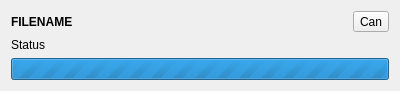
Qt form browser/widgets/downloads/downloadspopoveritem.ui (vicr123/theweb) before a commit.
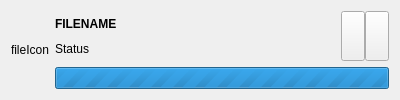
The same form after that commit. Icons and pictures are not drawn.

```diff
--- a/browser/widgets/downloads/downloadspopoveritem.ui
+++ b/browser/widgets/downloads/downloadspopoveritem.ui
@@ -7,7 +7,7 @@
     <x>0</x>
     <y>0</y>
     <width>400</width>
-    <height>88</height>
+    <height>100</height>
    </rect>
   </property>
   <property name="windowTitle">
@@ -17,39 +17,92 @@
    <bool>true</bool>
   </property>
   <layout class="QHBoxLayout" name="horizontalLayout">
+   <item>
+    <widget class="QLabel" name="fileIcon">
+     <property name="text">
+      <string notr="true">fileIcon</string>
+     </property>
+    </widget>
+   </item>
    <item>
     <layout class="QVBoxLayout" name="verticalLayout_2">
      <item>
       <layout class="QHBoxLayout" name="horizontalLayout_2">
+       <property name="spacing">
+        <number>0</number>
+       </property>
        <item>
-        <widget class="QLabel" name="filenameLabel">
-         <property name="font">
-          <font>
-           <weight>75</weight>
-           <bold>true</bold>
-          </font>
+        <layout class="QVBoxLayout" name="verticalLayout">
+         <item>
+          <widget class="QLabel" name="filenameLabel">
+           <property name="sizePolicy">
+            <sizepolicy hsizetype="Expanding" vsizetype="Preferred">
+             <horstretch>0</horstretch>
+             <verstretch>0</verstretch>
+            </sizepolicy>
+           </property>
+           <property name="font">
+            <font>
+             <weight>75</weight>
+             <bold>true</bold>
+            </font>
+           </property>
+           <property name="text">
+            <string notr="true">FILENAME</string>
+           </property>
+          </widget>
+         </item>
+         <item>
+          <widget class="QLabel" name="statusLabel">
+           <property name="sizePolicy">
+            <sizepolicy hsizetype="Expanding" vsizetype="Preferred">
+             <horstretch>0</horstretch>
+             <verstretch>0</verstretch>
+            </sizepolicy>
+           </property>
+           <property name="text">
+            <string notr="true">Status</string>
+           </property>
+          </widget>
+         </item>
+        </layout>
+       </item>
+       <item>
+        <widget class="QToolButton" name="pauseButton">
+         <property name="sizePolicy">
+          <sizepolicy hsizetype="Fixed" vsizetype="Preferred">
+           <horstretch>0</horstretch>
+           <verstretch>0</verstretch>
+          </sizepolicy>
          </property>
          <property name="text">
-          <string notr="true">FILENAME</string>
+          <string/>
+         </property>
+         <property name="icon">
+          <iconset theme="media-playback-pause" resource="../../resources.qrc">
+           <normaloff>:/icons/media-playback-pause.svg</normaloff>:/icons/media-playback-pause.svg</iconset>
          </property>
         </widget>
        </item>
        <item>
         <widget class="QToolButton" name="cancelButton">
+         <property name="sizePolicy">
+          <sizepolicy hsizetype="Fixed" vsizetype="Preferred">
+           <horstretch>0</horstretch>
+           <verstretch>0</verstretch>
+          </sizepolicy>
+         </property>
          <property name="text">
-          <string notr="true">Can</string>
+          <string notr="true"/>
+         </property>
+         <property name="icon">
+          <iconset theme="media-playback-stop" resource="../../resources.qrc">
+           <normaloff>:/icons/media-playback-stop.svg</normaloff>:/icons/media-playback-stop.svg</iconset>
          </property>
         </widget>
        </item>
       </layout>
      </item>
-     <item>
-      <widget class="QLabel" name="statusLabel">
-       <property name="text">
-        <string notr="true">Status</string>
-       </property>
-      </widget>
-     </item>
      <item>
       <widget class="QProgressBar" name="progressBar">
        <property name="maximum">
```
Left out of the diff: 4 changed lines with no effect on the pictures.
